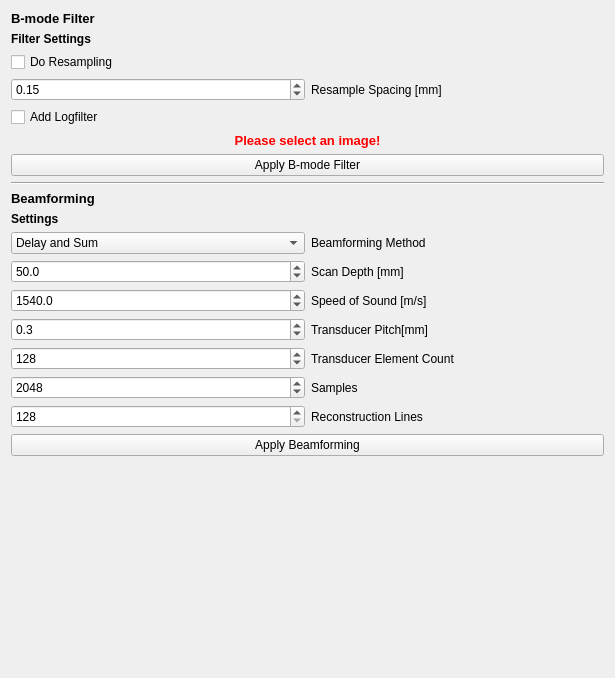
Above: Plugins/org.mitk.gui.qt.photoacoustics.imageprocessing/src/internal/PAImageProcessingControls.ui from MITK/MITK before the change. Below: the same form after it.
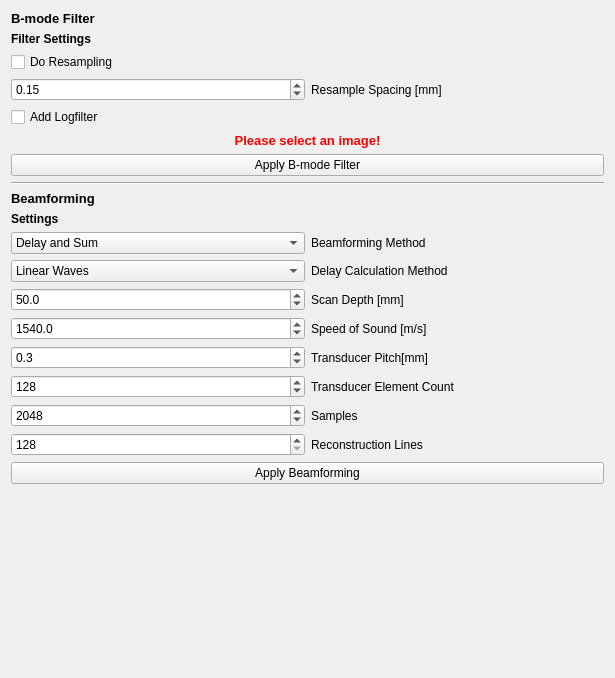
That is the form after the change.

Commit message: T22228 -the beamforming works now. I added three methods of delay calculation, a linear and a quadratic approximation, as well as a method using actual spherical waves

What changed in the file:
```diff
--- a/Plugins/org.mitk.gui.qt.photoacoustics.imageprocessing/src/internal/PAImageProcessingControls.ui
+++ b/Plugins/org.mitk.gui.qt.photoacoustics.imageprocessing/src/internal/PAImageProcessingControls.ui
@@ -130,21 +130,21 @@
        </item>
        <item>
         <layout class="QGridLayout" name="gridLayout">
-         <item row="3" column="1">
+         <item row="4" column="1">
           <widget class="QLabel" name="label_2">
            <property name="text">
             <string>Speed of Sound [m/s]</string>
            </property>
           </widget>
          </item>
-         <item row="2" column="1">
+         <item row="3" column="1">
           <widget class="QLabel" name="label">
            <property name="text">
             <string>Scan Depth [mm]</string>
            </property>
           </widget>
          </item>
-         <item row="4" column="0">
+         <item row="5" column="0">
           <widget class="QDoubleSpinBox" name="Pitch">
            <property name="decimals">
             <number>1</number>
@@ -163,7 +163,7 @@
            </property>
           </widget>
          </item>
-         <item row="3" column="0">
+         <item row="4" column="0">
           <widget class="QDoubleSpinBox" name="SpeedOfSound">
            <property name="decimals">
             <number>1</number>
@@ -189,14 +189,14 @@
            </property>
           </widget>
          </item>
-         <item row="5" column="1">
+         <item row="6" column="1">
           <widget class="QLabel" name="label_5">
            <property name="text">
             <string>Transducer Element Count</string>
            </property>
           </widget>
          </item>
-         <item row="2" column="0">
+         <item row="3" column="0">
           <widget class="QDoubleSpinBox" name="ScanDepth">
            <property name="decimals">
             <number>1</number>
@@ -223,14 +223,14 @@
            </item>
           </widget>
          </item>
-         <item row="4" column="1">
+         <item row="5" column="1">
           <widget class="QLabel" name="label_3">
            <property name="text">
             <string>Transducer Pitch[mm]</string>
            </property>
           </widget>
          </item>
-         <item row="5" column="0">
+         <item row="6" column="0">
           <widget class="QSpinBox" name="ElementCount">
            <property name="minimum">
             <number>1</number>
@@ -246,7 +246,7 @@
            </property>
           </widget>
          </item>
-         <item row="6" column="0">
+         <item row="7" column="0">
           <widget class="QSpinBox" name="Samples">
            <property name="minimum">
             <number>256</number>
@@ -262,7 +262,7 @@
            </property>
           </widget>
          </item>
-         <item row="7" column="0">
+         <item row="8" column="0">
           <widget class="QSpinBox" name="Lines">
            <property name="minimum">
             <number>128</number>
@@ -278,20 +278,46 @@
            </property>
           </widget>
          </item>
-         <item row="6" column="1">
+         <item row="7" column="1">
           <widget class="QLabel" name="label_6">
            <property name="text">
             <string>Samples</string>
            </property>
           </widget>
          </item>
-         <item row="7" column="1">
+         <item row="8" column="1">
           <widget class="QLabel" name="label_7">
            <property name="text">
             <string>Reconstruction Lines</string>
            </property>
           </widget>
          </item>
+         <item row="2" column="0">
+          <widget class="QComboBox" name="DelayCalculation">
+           <item>
+            <property name="text">
+             <string>Linear Waves</string>
+            </property>
+           </item>
+           <item>
+            <property name="text">
+             <string>Quadratic Approximation to Spherical Waves</string>
+            </property>
+           </item>
+           <item>
+            <property name="text">
+             <string>Spherical Waves</string>
+            </property>
+           </item>
+          </widget>
+         </item>
+         <item row="2" column="1">
+          <widget class="QLabel" name="label_8">
+           <property name="text">
+            <string>Delay Calculation Method</string>
+           </property>
+          </widget>
+         </item>
         </layout>
        </item>
        <item>
```
The commit also changes 4 other files.
